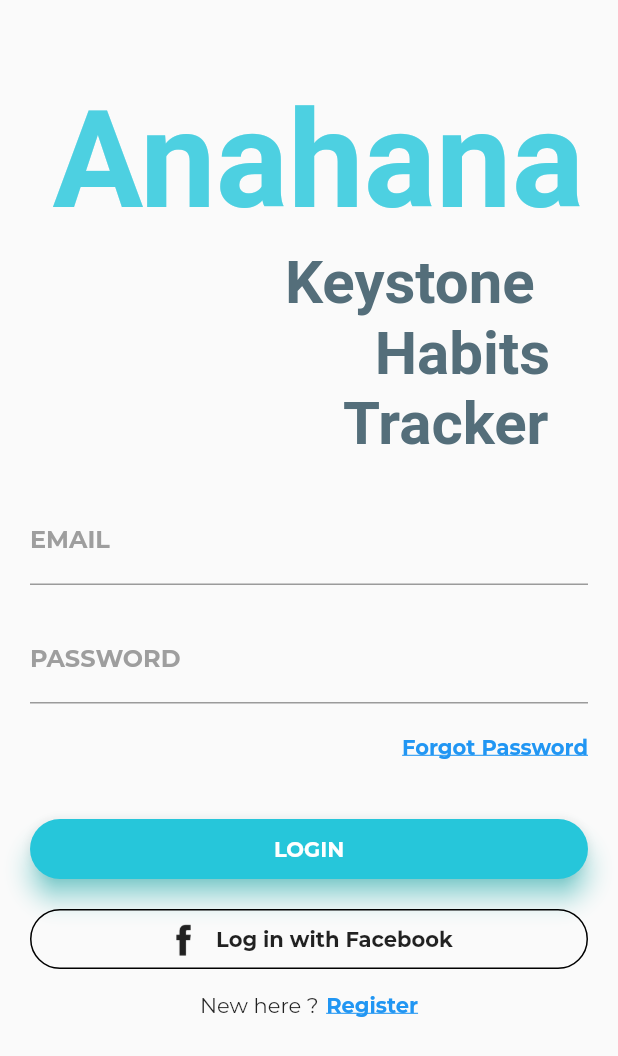
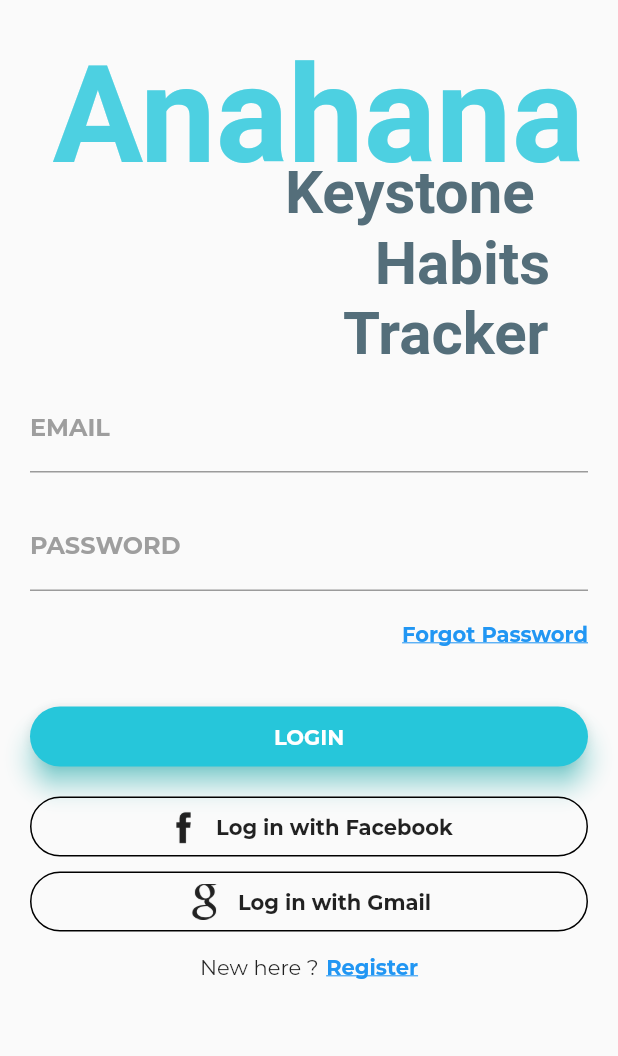
Before and after one commit to juansolo816/HabitsTracker, a Flutter app: the screen it shows after launch, on a phone screen of 412 x 824 dp. Shown: the top 1056 px of the screen. Run offline on Flutter 3.47's test engine with Material 2 defaults, Android fonts, the phone set to English and light mode, and no system bars; missing offline and left inert: flutter_sparkline; project files that could hold a hidden picture were left out.

Commit message:
minor changes

```diff
--- a/lib/login.dart
+++ b/lib/login.dart
@@ -17,7 +17,7 @@ class _LoginPageState extends State<LoginPage> {
               child: Stack(
                 children: <Widget>[
                   Container(
-                    padding: EdgeInsets.fromLTRB(35.0, 55.0, 0.0, 0.0),
+                    padding: EdgeInsets.fromLTRB(35.0, 25.0, 0.0, 0.0),
                     child: Text('Anahana',
                         style: TextStyle(
                           fontSize: 90.0,
@@ -26,7 +26,7 @@ class _LoginPageState extends State<LoginPage> {
                         )),
                   ),
                   Container(
-                    padding: EdgeInsets.fromLTRB(190.0, 165.0, 0.0, 0.0),
+                    padding: EdgeInsets.fromLTRB(190.0, 105.0, 0.0, 0.0),
                     child: Text('Keystone \n      Habits\n    Tracker',
                         style: TextStyle(
                             fontSize: 40.0,
@@ -37,7 +37,7 @@ class _LoginPageState extends State<LoginPage> {
               ),
             ),
             Container(
-                padding: EdgeInsets.only(top: 25.0, left: 20.0, right: 20.0),
+                padding: EdgeInsets.only(top: 10.0, left: 20.0, right: 20.0),
                 child: Column(
                   children: <Widget>[
                     TextField(
@@ -102,8 +102,11 @@ class _LoginPageState extends State<LoginPage> {
                         ),
                       ),
                     ),
-                    SizedBox(height: 20.0),
+                    SizedBox(
+                        height:
+                            20.0), //space between buttons (login, login social media)
                     Container(
+                      //facebook login
                       height: 40.0,
                       color: Colors.transparent,
                       child: Container(
@@ -131,10 +134,40 @@ class _LoginPageState extends State<LoginPage> {
                           ],
                         ),
                       ),
+                    ),
+                    SizedBox(height: 10.0),
+                    Container(
+                      //gmail login
+                      height: 40.0,
+                      color: Colors.transparent,
+                      child: Container(
+                        decoration: BoxDecoration(
+                            border: Border.all(
+                                color: Colors.black,
+                                style: BorderStyle.solid,
+                                width: 1.0),
+                            color: Colors.transparent,
+                            borderRadius: BorderRadius.circular(20.0)),
+                        child: Row(
+                          mainAxisAlignment: MainAxisAlignment.center,
+                          children: <Widget>[
+                            Center(
+                              child: ImageIcon(AssetImage('assets/gmail.png')),
+                            ),
+                            SizedBox(width: 10.0),
+                            Center(
+                              child: Text('Log in with Gmail',
+                                  style: TextStyle(
+                                      fontWeight: FontWeight.bold,
+                                      fontFamily: 'Montserrat')),
+                            )
+                          ],
+                        ),
+                      ),
                     )
                   ],
                 )),
-            SizedBox(height: 15.0),
+            SizedBox(height: 15.0), // space between login and registration
             Row(
               mainAxisAlignment: MainAxisAlignment.center,
               children: <Widget>[
--- a/pubspec.yaml
+++ b/pubspec.yaml
@@ -39,6 +39,7 @@ flutter:
   # To add assets to your application, add an assets section, like this:
   assets:
     - assets/facebook.png
+    - assets/gmail.png
   #  - images/a_dot_ham.jpeg
 
   # An image asset can refer to one or more resolution-specific "variants", see
```
Also changed, not shown: assets/gmail.png (added), 13 other files.
